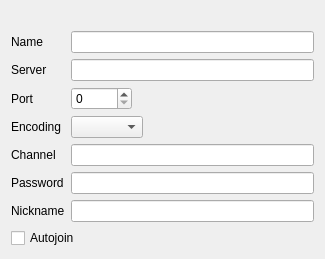
Qt form src/plugins/azoth/plugins/acetamide/bookmarkeditwidget.ui (0xd34df00d/leechcraft) before a commit.
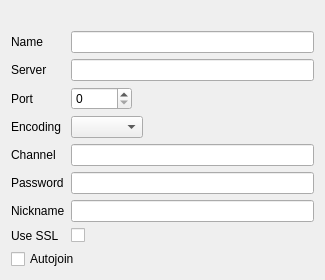
The same form after that commit.

```diff
--- a/src/plugins/azoth/plugins/acetamide/bookmarkeditwidget.ui
+++ b/src/plugins/azoth/plugins/acetamide/bookmarkeditwidget.ui
@@ -97,6 +97,16 @@
      <item row="6" column="1">
       <widget class="QLineEdit" name="Nickname_"/>
      </item>
+     <item row="7" column="0">
+      <widget class="QLabel" name="useSSLLabel">
+       <property name="text">
+        <string>Use SSL</string>
+       </property>
+      </widget>
+     </item>
+     <item row="7" column="1">
+      <widget class="QCheckBox" name="SSL_"/>
+     </item>
     </layout>
    </item>
    <item row="2" column="0">
```
Left out of the diff: 48 changed lines with no effect on the pictures.
